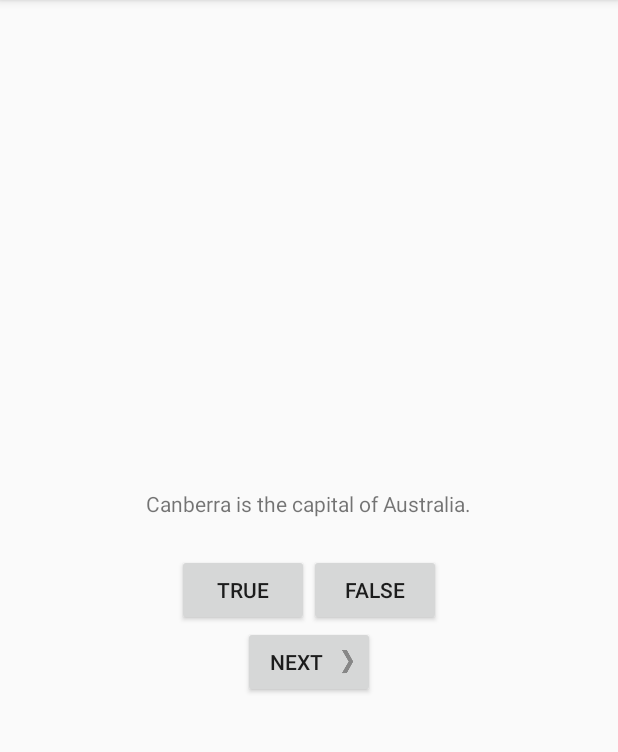
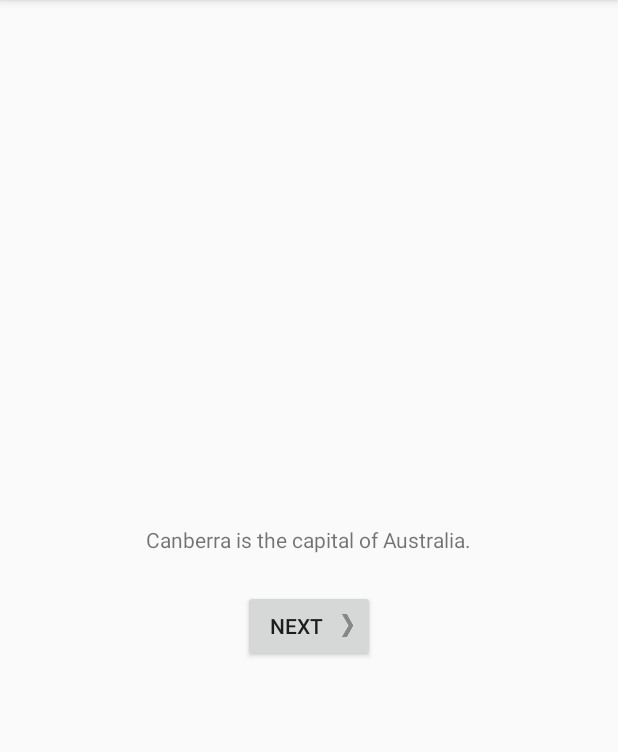
Before and after one commit to esingletary/GeoQuiz, an Android app: the screen it shows after launch (QuizActivity), after a tap on "TRUE", on a phone screen of 412 x 824 dp, the part 84-836 px from its top. Run offline under Robolectric (Android 15) with nearby library versions, the phone set to English and light mode, and no system bars.

```diff
--- a/app/src/main/java/co/manny/bnr/geoquiz/QuizActivity.java
+++ b/app/src/main/java/co/manny/bnr/geoquiz/QuizActivity.java
@@ -53,6 +53,7 @@ public class QuizActivity extends AppCompatActivity {
         mTrueButton.setOnClickListener(new View.OnClickListener() {
             @Override
             public void onClick (View v) {
+                areButtonsVisible(false);
                 checkAnswer(true);
             }
         });
@@ -61,6 +62,7 @@ public class QuizActivity extends AppCompatActivity {
         mFalseButton.setOnClickListener(new View.OnClickListener() {
             @Override
             public void onClick (View v) {
+                areButtonsVisible(false);
                 checkAnswer(false);
             }
         });
@@ -106,6 +108,20 @@ public class QuizActivity extends AppCompatActivity {
 
     private void updateQuestion() {
         mQuestionTextView.setText(mQuestionBank[mCurrentIndex].getTextResId());
+        areButtonsVisible(true);
+
+    }
+
+    private void areButtonsVisible(boolean visibility) {
+        View a = findViewById(R.id.true_button);
+        View b = findViewById(R.id.false_button);
+        if (visibility) {
+            a.setVisibility(View.VISIBLE);
+            b.setVisibility(View.VISIBLE);
+        } else {
+            a.setVisibility(View.GONE);
+            b.setVisibility(View.GONE);
+        }
     }
 
     private void checkAnswer(boolean userPressedTrue) {
```
